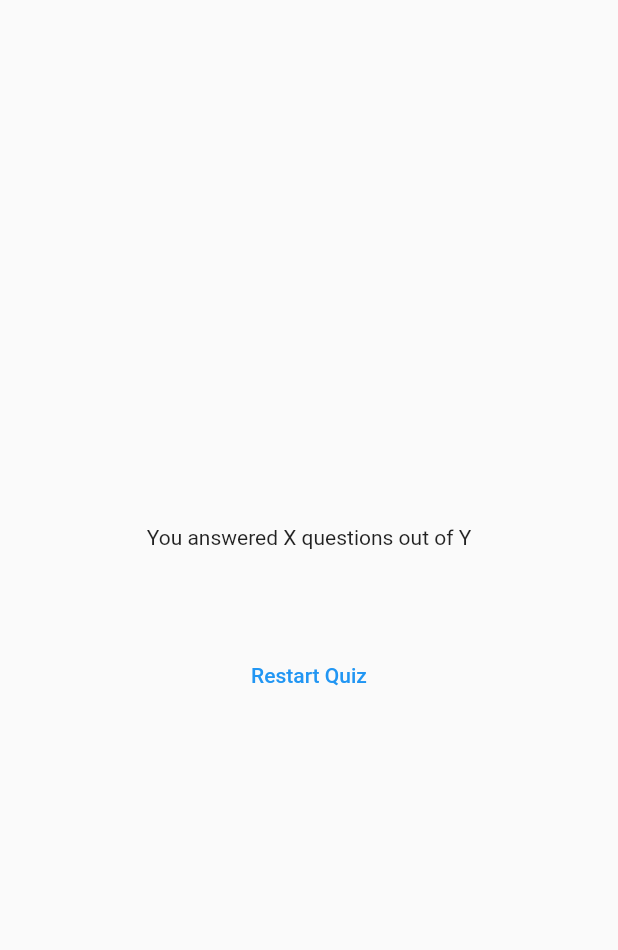
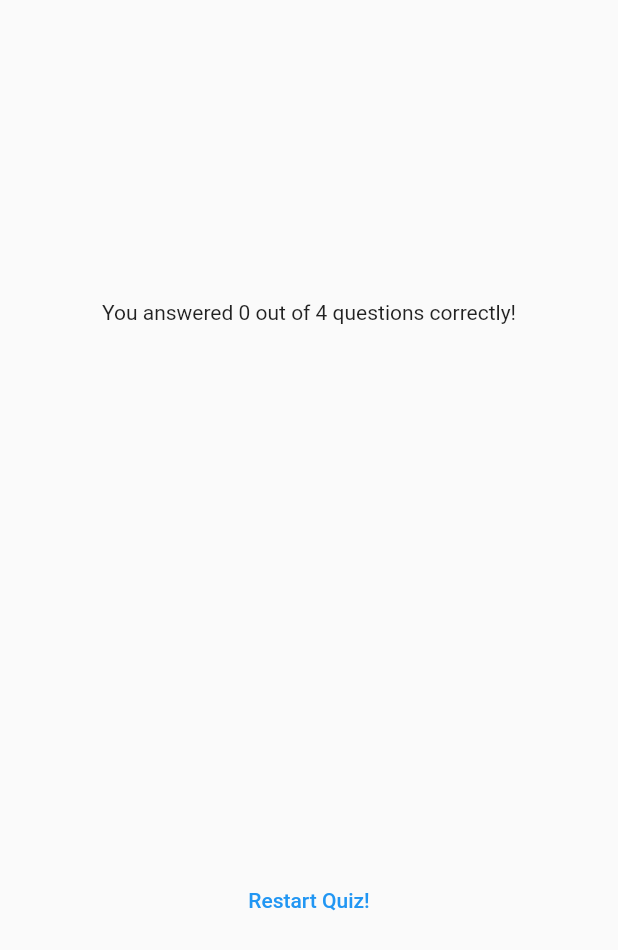
Before and after one commit to PrinceKae/adv, a Flutter app: the ResultsScreen widget shown alone on an empty page, opened directly with empty values, on a phone screen of 412 x 824 dp. Shown: the top 950 px of the screen. Run offline on Flutter 3.47's test engine with Material 2 defaults, Android fonts, the phone set to English and light mode, and no system bars; our stand-ins replace google_fonts.

Commit message:
Result Screen to display answers

```diff
--- a/lib/models/question_summary.dart
+++ /dev/null
@@ -1,31 +0,0 @@
-import 'package:flutter/material.dart';
-
-class QuestionSummary extends StatelessWidget {
-  const QuestionSummary({super.key, required this.summaryData });
-
-  final List<Map <String, Object>> summaryData;
-
-  @override
-  Widget build(BuildContext context) {
-    return Column(children: summaryData.map((data)
-    {
-          return Row(
-            children: [
-              Text(((data['question_index'] as int) + 1).toString()),
-              Expanded(
-                child: Column(
-                  children: [
-                    Text(data['questions'] as String),
-                   const  SizedBox(height: 5,),
-                    Text(data['user_answers'] as String),
-                    Text(data['correct_answer'] as String),
-                  ],
-                ),
-              ),
-            ],);
-
-    },
-    ).toList(),
-    );
-  }
-}
--- /dev/null
+++ b/lib/question_summary.dart
@@ -0,0 +1,36 @@
+import 'package:flutter/material.dart';
+
+class QuestionSummary extends StatelessWidget {
+  const QuestionSummary(this.summaryData, {super.key});
+
+  final List<Map <String, Object>> summaryData;
+
+  @override
+  Widget build(BuildContext context) {
+    return SizedBox(
+      height: 300,
+      child: SingleChildScrollView(
+        child: Column(children: summaryData.map((data)
+        {
+              return Row(
+                children: [
+                  Text(((data['question_index'] as int) + 1).toString()),
+                  Expanded(
+                    child: Column(
+                      children: [
+                        Text(data['questions'] as String),
+                       const  SizedBox(height: 5,),
+                        Text(data['user_answers'] as String),
+                        Text(data['correct_answer'] as String),
+                      ],
+                    ),
+                  ),
+                ],);
+
+        },
+        ).toList(),
+        ),
+      ),
+    );
+  }
+}
--- a/lib/quiz.dart
+++ b/lib/quiz.dart
@@ -29,7 +29,6 @@ class _QuizState extends State<Quiz> {
 
     if (selectedAnswers.length == questions.length){
       setState(() {
-        selectedAnswers = [];
         activeScreen = 'results-screen';
       });
     }
--- a/lib/results_screen.dart
+++ b/lib/results_screen.dart
@@ -1,33 +1,41 @@
-import 'package:adv/models/question_summary.dart';
 import 'package:flutter/material.dart';
+
 import 'package:adv/data/questions.dart';
-import 'package:adv/models/question_summary.dart';
+import 'package:adv/question_summary.dart';
 
 class ResultsScreen extends StatelessWidget {
-  const ResultsScreen({super.key, required this.chosenAnswers,});
+  const ResultsScreen({
+    super.key,
+    required this.chosenAnswers,
+  });
 
   final List<String> chosenAnswers;
 
-  List<Map <String, Object>> getSummaryData () {
-  final List<Map <String, Object>> summary = [];
+  List<Map<String, Object>> getSummaryData() {
+    final List<Map<String, Object>> summary = [];
 
-  //for body instruction is created
-  for (var i = 0; i < chosenAnswers.length; i++){
-   //loop
+    for (var i = 0; i < chosenAnswers.length; i++) {
       summary.add(
         {
-          'question-index': i,
-          'question':questions[i].text,
+          'question_index': i,
+          'question': questions[i].text,
           'correct_answer': questions[i].answers[0],
-          'user_answers' : chosenAnswers[i]
+          'user_answer': chosenAnswers[i]
         },
       );
     }
-  return summary;
+
+    return summary;
   }
 
   @override
   Widget build(BuildContext context) {
+    final summaryData = getSummaryData();
+    final numTotalQuestions = questions.length;
+    final numCorrectQuestions = summaryData.where((data) {
+      return data['user_answer'] == data['correct_answer'];
+    }).length;
+
     return SizedBox(
       width: double.infinity,
       child: Container(
@@ -35,18 +43,20 @@ class ResultsScreen extends StatelessWidget {
         child: Column(
           mainAxisAlignment: MainAxisAlignment.center,
           children: [
-            const Text('You answered X questions out of Y'),
-            const  SizedBox(
+            Text(
+              'You answered $numCorrectQuestions out of $numTotalQuestions questions correctly!',
+            ),
+            const SizedBox(
               height: 30,
             ),
-            QuestionSummary(summaryData: getSummaryData()),
-            const  SizedBox(
+            QuestionSummary(summaryData),
+            const SizedBox(
               height: 30,
             ),
             TextButton(
               onPressed: () {},
-              child: const Text('Restart Quiz'),
-            ),
+              child: const Text('Restart Quiz!'),
+            )
           ],
         ),
       ),
```
